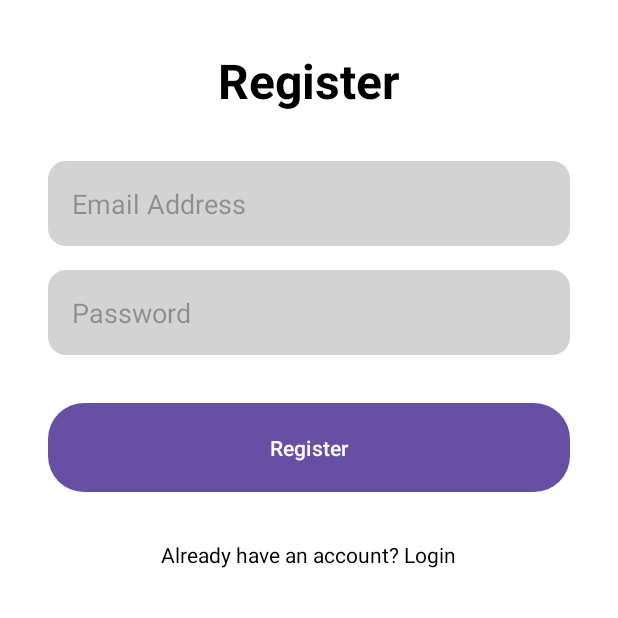
After one commit to sanx20/Android-Project-1, an Android app: the fragment RegisterFragment shown on its own in the app's theme, on a phone screen of 412 x 824 dp, the top half of it. The commit adds this screen. Run offline under Robolectric (Android 15) with nearby library versions, the phone set to English and light mode, and no system bars; our stand-ins replace Firebase (no records; nobody signed in at launch, a user with empty details on screens opened directly).

Commit message:
Added navigation(navigation graph), added firebase authentication (login, registration). Created logic for authentication for the app.

```diff
--- /dev/null
+++ b/app/src/main/java/com/group18/androidproject1/ui/screens/register/RegisterFragment.kt
@@ -0,0 +1,77 @@
+package com.group18.androidproject1.ui.screens.register
+
+import android.os.Bundle
+import android.view.LayoutInflater
+import android.view.View
+import android.view.ViewGroup
+import android.widget.Button
+import android.widget.EditText
+import android.widget.ProgressBar
+import android.widget.TextView
+import android.widget.Toast
+import androidx.fragment.app.Fragment
+import androidx.lifecycle.ViewModelProvider
+import androidx.navigation.fragment.findNavController
+import com.group18.androidproject1.R
+import com.group18.androidproject1.ui.viewmodels.auth.AuthResult
+import com.group18.androidproject1.ui.viewmodels.auth.AuthViewModel
+
+
+class RegisterFragment : Fragment() {
+
+    private lateinit var authViewModel: AuthViewModel
+    private lateinit var progressBar: ProgressBar
+    private lateinit var registerButton: Button
+
+    override fun onCreateView(
+        inflater: LayoutInflater, container: ViewGroup?,
+        savedInstanceState: Bundle?
+    ): View? {
+        val view = inflater.inflate(R.layout.fragment_register, container, false)
+
+        val emailInput: EditText = view.findViewById(R.id.register_email_input)
+        val passwordInput: EditText = view.findViewById(R.id.register_password_input)
+        registerButton = view.findViewById(R.id.register_button)
+        val loginText: TextView = view.findViewById(R.id.login_text)
+        progressBar = view.findViewById(R.id.progress_bar)
+
+        authViewModel = ViewModelProvider(this)[AuthViewModel::class.java]
+
+        registerButton.setOnClickListener {
+            val email = emailInput.text.toString().trim()
+            val password = passwordInput.text.toString().trim()
+
+            if (email.isNotEmpty() && password.isNotEmpty()) {
+                authViewModel.register(email, password)
+            } else {
+                Toast.makeText(context, "Please enter email and password", Toast.LENGTH_SHORT).show()
+            }
+        }
+
+        authViewModel.registerStatus.observe(viewLifecycleOwner) { result ->
+            when (result) {
+                is AuthResult.Loading -> {
+                    progressBar.visibility = View.VISIBLE
+                    registerButton.isEnabled = false
+                }
+                is AuthResult.Success -> {
+                    progressBar.visibility = View.GONE
+                    registerButton.isEnabled = true
+                    Toast.makeText(context, "Registration successful", Toast.LENGTH_SHORT).show()
+                    findNavController().navigate(R.id.action_registerFragment_to_rootFragment)
+                }
+                is AuthResult.Error -> {
+                    progressBar.visibility = View.GONE
+                    registerButton.isEnabled = true
+                    Toast.makeText(context, "Registration failed: ${result.message}", Toast.LENGTH_SHORT).show()
+                }
+            }
+        }
+
+        loginText.setOnClickListener {
+            findNavController().navigate(R.id.action_registerFragment_to_loginFragment)
+        }
+
+        return view
+    }
+}
--- /dev/null
+++ b/app/src/main/res/drawable/edit_text_background.xml
@@ -0,0 +1,4 @@
+<shape xmlns:android="http://schemas.android.com/apk/res/android">
+    <solid android:color="@color/red"/>
+    <corners android:radius="24dp"/>
+</shape>
--- /dev/null
+++ b/app/src/main/res/drawable/rounded_button_background.xml
@@ -0,0 +1,4 @@
+<shape xmlns:android="http://schemas.android.com/apk/res/android">
+    <solid android:color="@color/red"/>
+    <corners android:radius="24dp"/>
+</shape>
--- /dev/null
+++ b/app/src/main/res/drawable/rounded_corner_background.xml
@@ -0,0 +1,6 @@
+<shape xmlns:android="http://schemas.android.com/apk/res/android">
+    <solid android:color="@color/white"/>
+    <corners android:radius="16dp"/>
+    <padding android:left="16dp" android:top="16dp" android:right="16dp" android:bottom="16dp"/>
+    <stroke android:width="1dp" android:color="@color/black"/>
+</shape>
--- /dev/null
+++ b/app/src/main/res/drawable/rounded_edit_text_background.xml
@@ -0,0 +1,4 @@
+<shape xmlns:android="http://schemas.android.com/apk/res/android">
+    <solid android:color="@color/light_gray"/>
+    <corners android:radius="12dp"/>
+</shape>
--- /dev/null
+++ b/app/src/main/res/layout/fragment_register.xml
@@ -0,0 +1,70 @@
+<FrameLayout xmlns:android="http://schemas.android.com/apk/res/android"
+    xmlns:tools="http://schemas.android.com/tools"
+    android:layout_width="match_parent"
+    android:layout_height="match_parent"
+    android:background="@color/white"
+    tools:context=".ui.screens.register.RegisterFragment">
+
+    <LinearLayout
+        android:layout_width="match_parent"
+        android:layout_height="wrap_content"
+        android:orientation="vertical"
+        android:gravity="center"
+        android:padding="32dp">
+
+        <TextView
+            android:layout_width="wrap_content"
+            android:layout_height="wrap_content"
+            android:text="Register"
+            android:textSize="32sp"
+            android:textStyle="bold"
+            android:layout_marginBottom="32dp"
+            android:textColor="@color/black"/>
+
+        <EditText
+            android:id="@+id/register_email_input"
+            android:layout_width="match_parent"
+            android:layout_height="wrap_content"
+            android:hint="Email Address"
+            android:inputType="textEmailAddress"
+            android:layout_marginBottom="16dp"
+            android:padding="16dp"
+            android:background="@drawable/rounded_edit_text_background"/>
+
+        <EditText
+            android:id="@+id/register_password_input"
+            android:layout_width="match_parent"
+            android:layout_height="wrap_content"
+            android:hint="Password"
+            android:inputType="textPassword"
+            android:layout_marginBottom="32dp"
+            android:padding="16dp"
+            android:background="@drawable/rounded_edit_text_background"/>
+
+        <Button
+            android:id="@+id/register_button"
+            android:layout_width="match_parent"
+            android:layout_height="wrap_content"
+            android:text="Register"
+            android:layout_marginBottom="16dp"
+            android:background="@drawable/rounded_button_background"
+            android:textColor="@color/white"
+            android:padding="16dp"/>
+
+        <TextView
+            android:id="@+id/login_text"
+            android:layout_width="wrap_content"
+            android:layout_height="wrap_content"
+            android:text="Already have an account? Login"
+            android:textColor="@color/black"
+            android:layout_marginTop="16dp"
+            android:textSize="14sp"/>
+    </LinearLayout>
+
+    <ProgressBar
+        android:id="@+id/progress_bar"
+        android:layout_width="wrap_content"
+        android:layout_height="wrap_content"
+        android:layout_gravity="center"
+        android:visibility="gone"/>
+</FrameLayout>
--- a/app/src/main/res/values/colors.xml
+++ b/app/src/main/res/values/colors.xml
@@ -2,4 +2,7 @@
 <resources>
     <color name="black">#FF000000</color>
     <color name="white">#FFFFFFFF</color>
+    <color name="red">#FFFF0000</color>
+    <color name="green">#FF00FF00</color>
+    <color name='light_gray'>#FFD3D3D3</color>
 </resources>
--- a/app/src/main/res/values/strings.xml
+++ b/app/src/main/res/values/strings.xml
@@ -1,3 +1,5 @@
 <resources>
     <string name="app_name">Project1</string>
+    <!-- TODO: Remove or change this placeholder text -->
+    <string name="hello_blank_fragment">Hello blank fragment</string>
 </resources>
```
Also changed, not shown: app/src/main/java/com/group18/androidproject1/MainActivity.kt (+9 -2 lines), app/src/main/java/com/group18/androidproject1/ui/screens/login/LoginFragment.kt (added, +75 -0 lines), app/src/main/java/com/group18/androidproject1/ui/screens/root/RootFragment.kt (added, +17 -0 lines), app/src/main/java/com/group18/androidproject1/ui/screens/splash/SplashFragment.kt (added, +33 -0 lines), app/src/main/java/com/group18/androidproject1/ui/viewmodels/auth/AuthViewModel.kt (added, +51 -0 lines), app/src/main/res/layout/activity_main.xml (+8 -6 lines), app/src/main/res/layout/fragment_login.xml (added, +71 -0 lines), app/src/main/res/layout/fragment_root.xml (added, +13 -0 lines), app/src/main/res/layout/fragment_splash.xml (added, +14 -0 lines), app/src/main/res/navigation/nav_graph.xml (+54 -1 lines).
